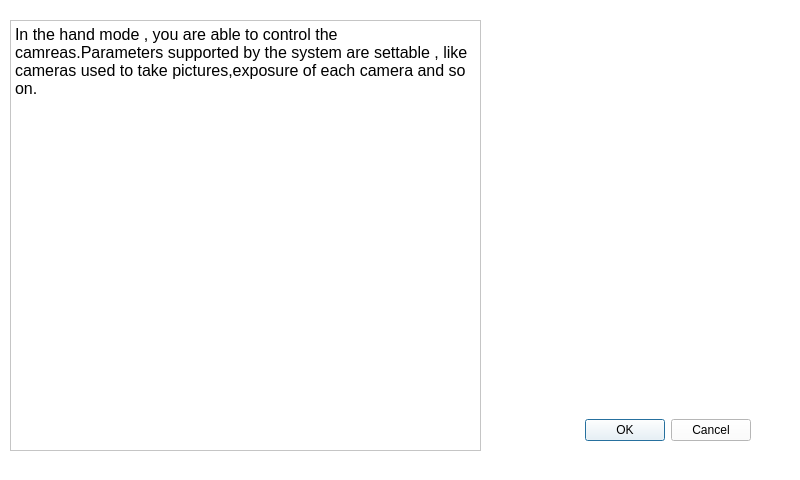
Before: the Qt Designer form ProgrammableCamera/handmode.ui in XintingXu/ProgrammableCamera, drawn with Qt 5.
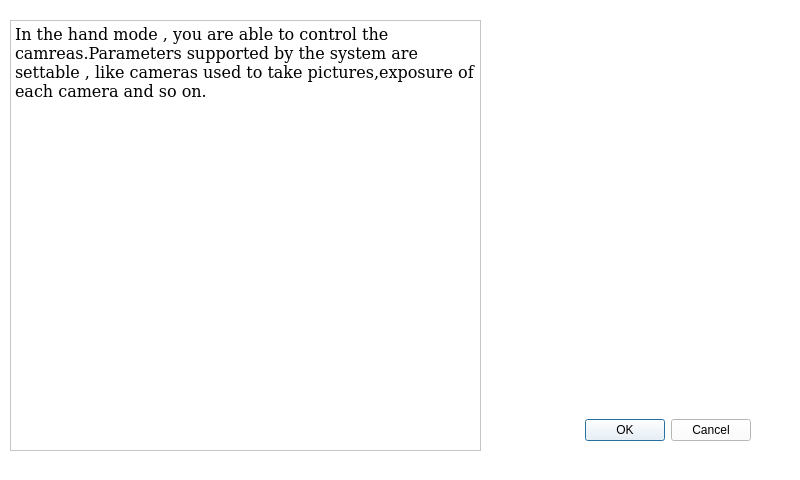
After: the same form once the commit is applied.

What changed in the file:
```diff
--- a/ProgrammableCamera/handmode.ui
+++ b/ProgrammableCamera/handmode.ui
@@ -54,6 +54,11 @@
      <height>431</height>
     </rect>
    </property>
+   <property name="font">
+    <font>
+     <family>DejaVu Serif</family>
+    </font>
+   </property>
    <property name="styleSheet">
     <string notr="true">background-color: rgb(255, 255, 255);</string>
    </property>
@@ -61,7 +66,7 @@
     <string>&lt;!DOCTYPE HTML PUBLIC &quot;-//W3C//DTD HTML 4.0//EN&quot; &quot;http://www.w3.org/TR/REC-html40/strict.dtd&quot;&gt;
 &lt;html&gt;&lt;head&gt;&lt;meta name=&quot;qrichtext&quot; content=&quot;1&quot; /&gt;&lt;style type=&quot;text/css&quot;&gt;
 p, li { white-space: pre-wrap; }
-&lt;/style&gt;&lt;/head&gt;&lt;body style=&quot; font-family:'Ubuntu'; font-size:11pt; font-weight:400; font-style:normal;&quot;&gt;
+&lt;/style&gt;&lt;/head&gt;&lt;body style=&quot; font-family:'DejaVu Serif'; font-size:11pt; font-weight:400; font-style:normal;&quot;&gt;
 &lt;p style=&quot; margin-top:0px; margin-bottom:0px; margin-left:0px; margin-right:0px; -qt-block-indent:0; text-indent:0px;&quot;&gt;&lt;span style=&quot; font-family:'Roboto'; font-size:12pt; font-weight:200;&quot;&gt;In the hand mode , you are able to control the camreas.Parameters supported by the system are settable , like cameras used to take pictures,exposure of each camera and so on.&lt;/span&gt;&lt;/p&gt;&lt;/body&gt;&lt;/html&gt;</string>
    </property>
   </widget>
```
Left out of the diff: 5 changed lines with no effect on the pictures.
